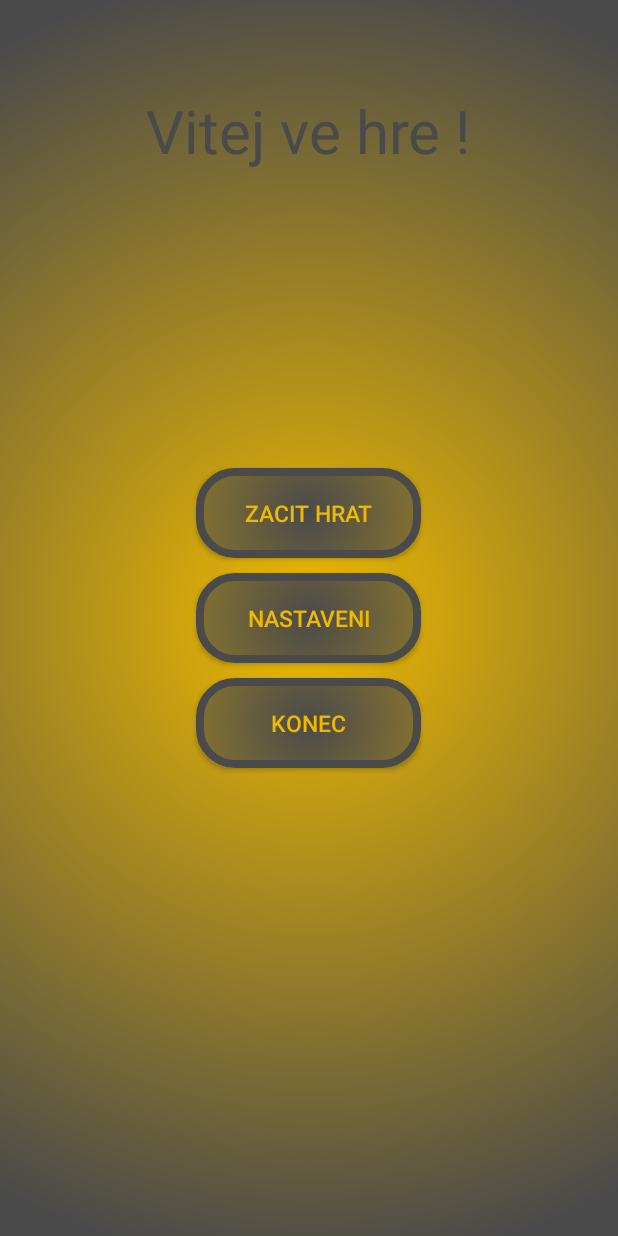
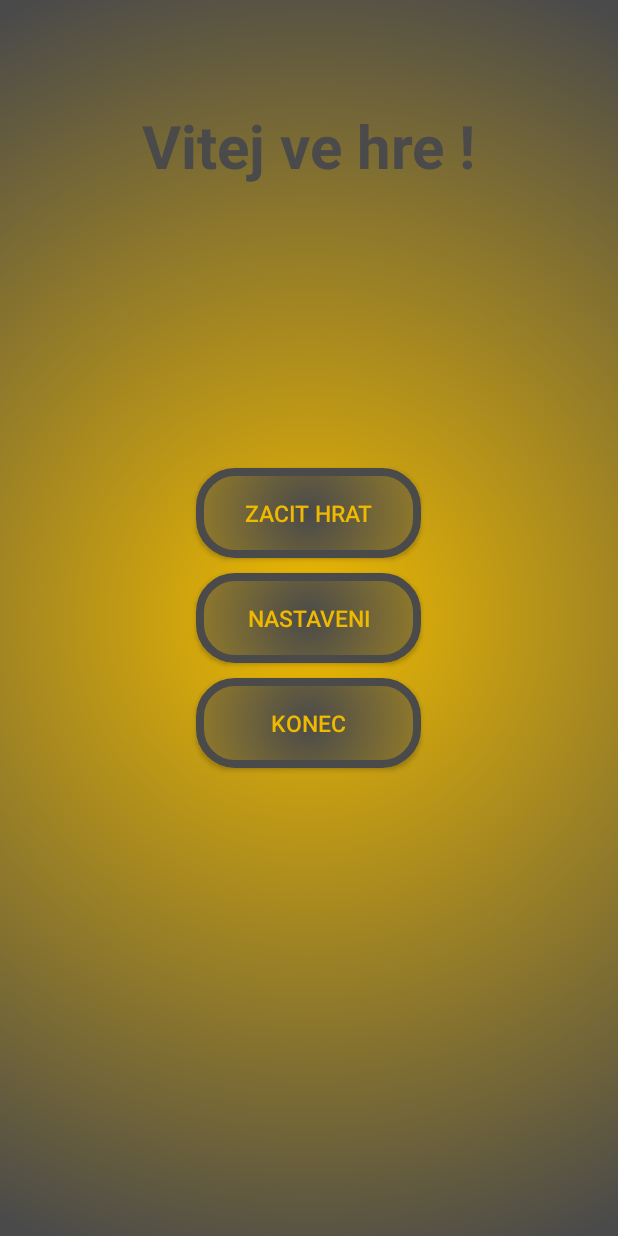
Before and after one commit to LucieTesarova/GameElf, an Android app: the screen it shows after launch (MainActivity), on a phone screen of 412 x 824 dp. Run offline under Robolectric (Android 15) with nearby library versions, the phone set to English and light mode, and no system bars.

Commit message:
update GameResponse when any roadioButton is choiced

```diff
--- a/app/src/main/java/com/example/lucie/mygame1/DisplayResponse.java
+++ b/app/src/main/java/com/example/lucie/mygame1/DisplayResponse.java
@@ -19,6 +19,7 @@ public class DisplayResponse extends AppCompatActivity {
     private TextView textView;
     private Button button;
     private boolean continueMusic = true;
+    private int id;
 
     @Override
     protected void onCreate(Bundle savedInstanceState) {
@@ -33,12 +34,15 @@ public class DisplayResponse extends AppCompatActivity {
             @Override
             public void onClick(View v) {
                 Intent intent = new Intent(getApplicationContext(), GameQuestion.class);
+                intent.putExtra("id", id);
                 startActivity(intent);
             }
         });
 
         Intent intent = getIntent();
         String response = intent.getStringExtra("odkaz");
+        id = intent.getIntExtra("id", 0);
+      //  Toast.makeText(getApplicationContext(), "id " + id, Toast.LENGTH_LONG).show();
         textView.setText(response);
     }
 
--- a/app/src/main/res/drawable/button_shape_main.xml
+++ b/app/src/main/res/drawable/button_shape_main.xml
@@ -10,7 +10,7 @@
         android:bottom="0dp"
         />
     <gradient
-        android:gradientRadius="650"
+        android:gradientRadius="350sp"
         android:centerX="50%"
         android:centerY="50%"
         android:centerColor="@color/coloryellow"
--- a/app/src/main/res/drawable/mydrawable.xml
+++ b/app/src/main/res/drawable/mydrawable.xml
@@ -6,5 +6,5 @@
         android:centerY="50%"
         android:startColor="@color/coloryellow"
         android:endColor="@color/colorgrey"
-        android:gradientRadius="650"/>
+        android:gradientRadius="450sp"/>
 </shape>
--- a/app/src/main/res/layout/activity_main.xml
+++ b/app/src/main/res/layout/activity_main.xml
@@ -10,10 +10,11 @@
         android:layout_width="wrap_content"
         android:layout_height="wrap_content"
         android:layout_centerHorizontal="true"
-        android:layout_marginTop="60dp"
+        android:layout_marginTop="70sp"
         android:text="@string/vitejvehre"
         android:textColor="@color/colorgrey"
         android:textSize="40sp"
+        android:textStyle="bold"
         />
 
     <Button
```
Also changed, not shown: app/src/main/java/com/example/lucie/mygame1/GameQuestion.java (+7 -0 lines), app/src/main/java/com/example/lucie/mygame1/GameResponse.java (+13 -7 lines).
